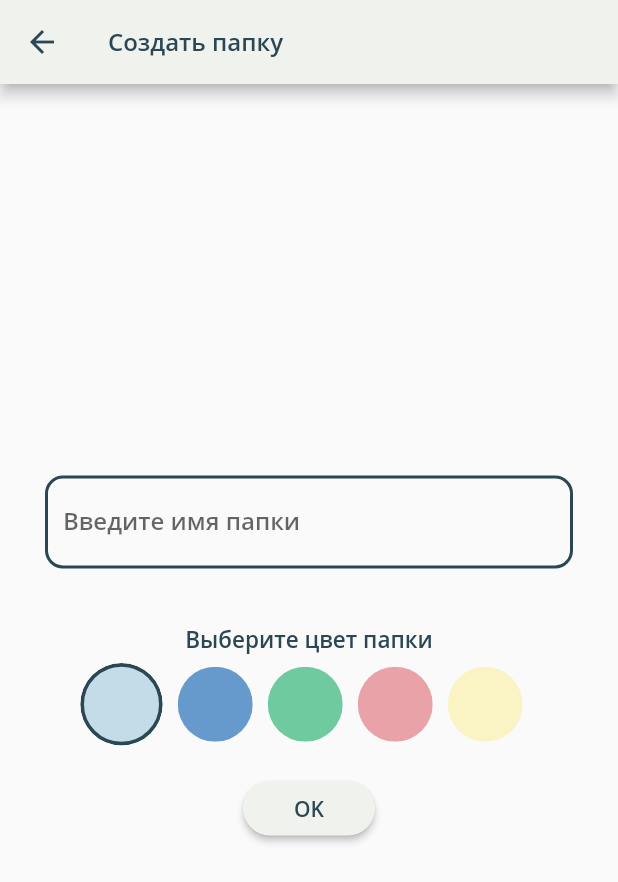
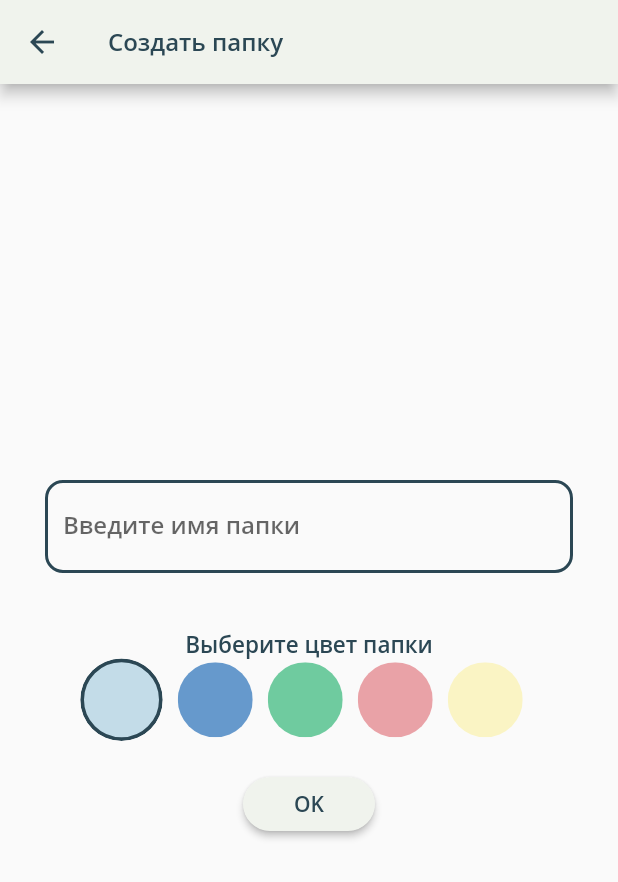
Before and after one commit to ilyamolokov/to_vist_app, a Flutter app: the screen it shows after launch, after a tap on the "add" icon, on a phone screen of 412 x 824 dp. Shown: the top 882 px of the screen. Run offline on Flutter 3.47's test engine with Material 2 defaults, Android fonts, the phone set to English and light mode, and no system bars; our stand-ins replace cloud_firestore; accounts and stored records are empty.

Commit message:
Update folder_operations.dart

```diff
--- a/lib/src/folder_operations.dart
+++ b/lib/src/folder_operations.dart
@@ -120,7 +120,6 @@ class CreateFolderState extends State<CreateFolder> {
             ),
           ),
           Text("Выберите цвет папки", style: TextStyle(fontSize:15.0, color:customBlackColor)),
-          Container(height:6.0),
           Row(mainAxisAlignment: MainAxisAlignment.center, children: <Widget>[
             _colorCircle(_colors[0], 0),
             _colorCircle(_colors[1], 1),
@@ -286,7 +285,6 @@ class UpdateFolderState extends State<UpdateFolder> {
                 ),
               ),
               Text("Выберите цвет папки", style: TextStyle(fontSize:15.0, color:customBlackColor)),
-              Container(height:6.0),
               Row(mainAxisAlignment: MainAxisAlignment.center, children: <Widget>[
                 _colorCircle(_colors[0], 0),
                 _colorCircle(_colors[1], 1),
```
